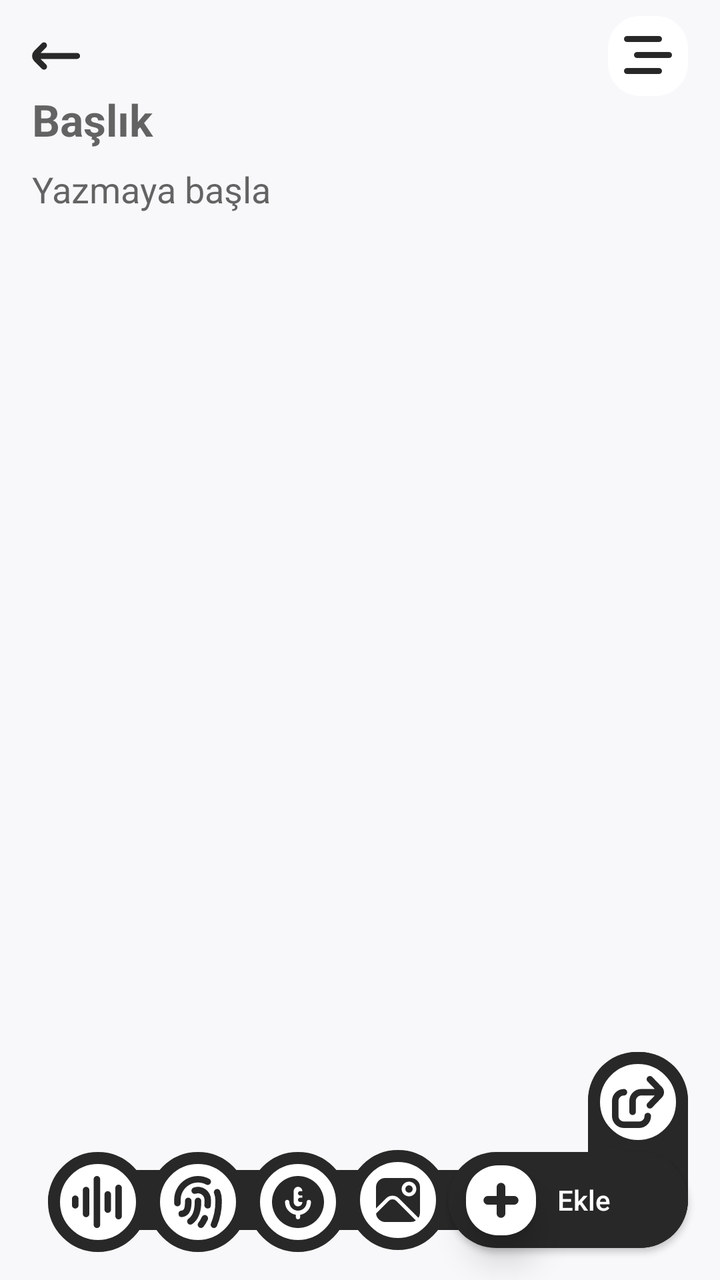
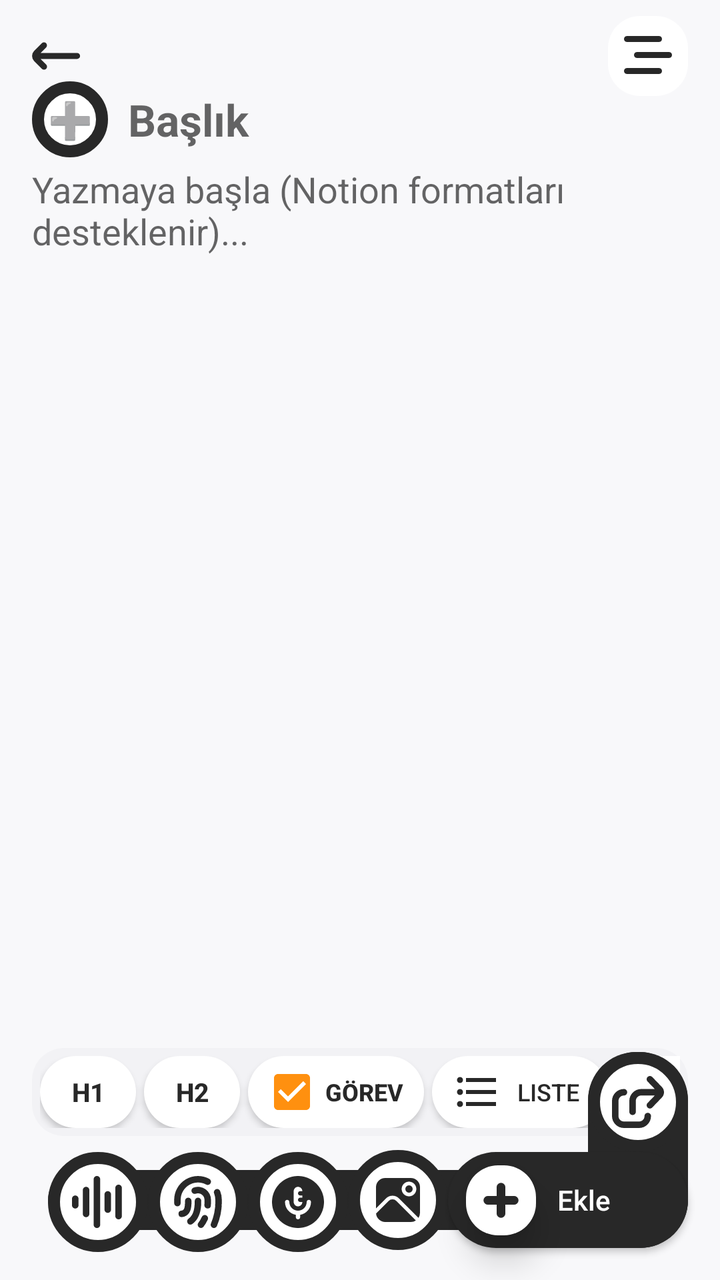

Before-and-after screenshots of an Android layout around one commit, followed by the original layout XML and the change that was made.
<!-- AndroidManifest.xml: application theme Theme.PureNoteIt -->
<!-- res/layout/fragment_add.xml -->
<?xml version="1.0" encoding="utf-8"?>
<androidx.constraintlayout.widget.ConstraintLayout xmlns:android="http://schemas.android.com/apk/res/android"
    xmlns:app="http://schemas.android.com/apk/res-auto"
    xmlns:tools="http://schemas.android.com/tools"
    style="@style/BackgroundScreen"
    android:layout_width="match_parent"
    android:layout_height="match_parent"
    tools:context=".view.AddFragment">

    <androidx.constraintlayout.widget.ConstraintLayout
        android:id="@+id/topMenuConstraintLayout"
        style="@style/TopMenuScreen"
        android:layout_width="match_parent"
        android:layout_height="wrap_content"
        android:layout_marginStart="16dp"
        android:layout_marginTop="12dp"
        android:layout_marginEnd="16dp"
        android:background="@drawable/top_menu_background"
        android:visibility="gone"
        app:layout_constraintEnd_toEndOf="parent"
        app:layout_constraintStart_toStartOf="parent"
        app:layout_constraintTop_toBottomOf="@+id/backImageButton">

        <RadioGroup
            android:id="@+id/radioGroup"
            android:layout_width="0dp"
            android:layout_height="wrap_content"
            android:layout_marginStart="10dp"
            android:layout_marginTop="16dp"
            android:layout_marginEnd="10dp"
            android:checkedButton="@id/noteRadioButton"
            android:orientation="horizontal"
            app:layout_constraintEnd_toEndOf="parent"
            app:layout_constraintStart_toStartOf="parent"
            app:layout_constraintTop_toTopOf="parent">

            <androidx.appcompat.widget.AppCompatRadioButton
                android:id="@+id/noteRadioButton"
                android:layout_width="0dp"
                android:layout_height="wrap_content"
                android:layout_weight="1"
                android:background="@drawable/custom_radio_background"
                android:button="@null"
                android:checked="true"
                android:drawableEnd="@drawable/radio_button_note_icon"
                android:padding="8dp"
                android:text="Not"
                android:textColor="@color/white" />

            <androidx.appcompat.widget.AppCompatRadioButton
                android:id="@+id/diaryRadioButton"
                android:layout_width="0dp"
                android:layout_height="wrap_content"
                android:layout_marginHorizontal="8dp"
                android:layout_weight="1"
                android:background="@drawable/custom_radio_background"
                android:button="@null"
                android:drawableEnd="@drawable/radio_button_diary_icon"
                android:padding="8dp"
                android:text="Günlük"
                android:textColor="@color/white" />

            <androidx.appcompat.widget.AppCompatRadioButton
                android:id="@+id/importantRadioButton"
                android:layout_width="0dp"
                android:layout_height="wrap_content"
                android:layout_marginEnd="8dp"
                android:layout_weight="1"
                android:background="@drawable/custom_radio_background"
                android:button="@null"
                android:drawableEnd="@drawable/radio_button_important_icon"
                android:padding="8dp"
                android:text="Önemli"
                android:textColor="@color/white" />

            <RadioButton
                android:id="@+id/otherRadiButton"
                android:layout_width="0dp"
                android:layout_height="wrap_content"
                android:layout_marginBottom="8dp"
                android:layout_weight="0.7"
                android:background="@drawable/custom_radio_background"
                android:button="@null"
                android:padding="8dp"
                android:text="Diğer"
                android:textColor="@color/white" />
        </RadioGroup>

        <LinearLayout
            android:id="@+id/categoryLinearLayout"
            android:layout_width="match_parent"
            android:layout_height="wrap_content"
            android:padding="8dp"
            app:layout_constraintTop_toBottomOf="@+id/radioGroup">

            <include
                android:id="@+id/categorySearchView"
                layout="@layout/panda_search_bar"
                android:layout_width="1dp"
                android:layout_height="wrap_content"
                android:layout_marginEnd="8dp"
                android:layout_weight="1"
                android:visibility="gone" />

            <androidx.appcompat.widget.AppCompatButton
                android:id="@+id/categoryButton"
                style="@style/ConfirmButton2"
                android:layout_width="1dp"
                android:layout_height="wrap_content"
                android:layout_weight="0.3"
                android:background="@drawable/confirm_button_background"
                android:text="Onayla"
                android:textColor="@color/white" />
        </LinearLayout>

    </androidx.constraintlayout.widget.ConstraintLayout>


    <EditText
        android:id="@+id/titleEditText"
        style="@style/TextColor"
        android:layout_width="match_parent"
        android:layout_height="wrap_content"
        android:layout_marginStart="16dp"
        android:layout_marginTop="5dp"
        android:layout_marginEnd="16dp"
        android:background="@null"
        android:ems="10"
        android:gravity="start|top"
        android:hint="Başlık"
        android:inputType="textMultiLine"
        android:maxLines="5"
        android:textSize="22sp"
        android:textStyle="bold"
        app:layout_constraintEnd_toEndOf="parent"
        app:layout_constraintStart_toStartOf="parent"
        app:layout_constraintTop_toBottomOf="@+id/topMenuConstraintLayout" />

    <EditText
        android:id="@+id/descriptionEditText"
        style="@style/TextColor"
        android:layout_width="match_parent"
        android:layout_height="0dp"
        android:layout_marginStart="16dp"
        android:layout_marginTop="8dp"
        android:layout_marginEnd="16dp"
        android:layout_marginBottom="8dp"
        android:background="@null"
        android:ems="10"
        android:gravity="start|top"
        android:hint="Yazmaya başla"
        android:inputType="textMultiLine"
        app:layout_constraintBottom_toTopOf="@+id/constraintLayout"
        app:layout_constraintEnd_toEndOf="parent"
        app:layout_constraintStart_toStartOf="parent"
        app:layout_constraintTop_toBottomOf="@+id/soundListRecyclerView" />

    <androidx.appcompat.widget.AppCompatButton
        android:id="@+id/confirm_button"
        android:layout_width="120dp"
        android:layout_height="wrap_content"
        android:layout_marginEnd="16dp"
        android:layout_marginBottom="16dp"
        android:background="@drawable/confirm_button_background"
        style="@style/ConfirmButton"
        android:paddingStart="16dp"
        android:text="Ekle"
        android:textAllCaps="false"
        app:layout_constraintBottom_toBottomOf="parent"
        app:layout_constraintEnd_toEndOf="parent" />

    <androidx.constraintlayout.widget.ConstraintLayout
        android:id="@+id/constraintLayout"
        android:layout_width="match_parent"
        android:layout_height="200dp"
        android:layout_marginStart="16dp"
        android:layout_marginEnd="16dp"
        android:layout_marginBottom="16dp"
        android:visibility="gone"
        app:layout_constraintBottom_toTopOf="@+id/confirm_button"
        app:layout_constraintEnd_toEndOf="parent"
        app:layout_constraintStart_toStartOf="parent">

        <androidx.recyclerview.widget.RecyclerView
            android:id="@+id/imageRecyclerView"
            android:layout_width="match_parent"
            android:layout_height="match_parent"
            app:layout_constraintEnd_toEndOf="parent"
            app:layout_constraintStart_toStartOf="parent"
            app:layout_constraintTop_toTopOf="parent" />
    </androidx.constraintlayout.widget.ConstraintLayout>

    <androidx.appcompat.widget.AppCompatImageButton
        android:id="@+id/backImageButton"
        style="@style/allTint"
        android:layout_width="24dp"
        android:layout_height="24dp"
        android:layout_marginStart="16dp"
        android:layout_marginTop="16dp"
        android:background="@android:color/transparent"
        android:src="@drawable/arrow_left"
        app:layout_constraintStart_toStartOf="parent"
        app:layout_constraintTop_toTopOf="parent" />


    <ImageView
        android:id="@+id/menuImageView"
        style="@style/CornerButton"
        android:layout_width="40dp"
        android:padding="8dp"
        android:background="@drawable/white_background"
        android:layout_height="40dp"
        android:layout_marginEnd="16dp"
        android:src="@drawable/menu"
        app:layout_constraintBottom_toBottomOf="@+id/backImageButton"
        app:layout_constraintEnd_toEndOf="parent"
        app:layout_constraintTop_toTopOf="@+id/backImageButton" />

    <View
        android:id="@+id/view"
        style="@style/allBackgroundTint"
        android:layout_width="0dp"
        android:layout_height="30dp"
        android:background="@drawable/confirm_button_background"
        app:layout_constraintBottom_toBottomOf="@+id/confirm_button"
        app:layout_constraintEnd_toEndOf="@+id/confirm_button"
        app:layout_constraintStart_toStartOf="@+id/soundSaveImageView"
        app:layout_constraintTop_toTopOf="@+id/confirm_button" />

    <ImageView
        android:id="@+id/addImageView"
        android:layout_width="50dp"
        android:layout_height="50dp"
        android:layout_marginEnd="0dp"
        android:background="@drawable/white_gray_circle_background"
        android:padding="14dp"
        android:src="@drawable/picture"
        app:layout_constraintBottom_toBottomOf="@+id/confirm_button"
        app:layout_constraintEnd_toStartOf="@+id/confirm_button"
        app:layout_constraintTop_toTopOf="@+id/confirm_button"
        app:tint="@color/gray" />

    <ImageView
        android:id="@+id/imageView5"
        android:layout_width="35dp"
        android:layout_height="35dp"
        android:layout_marginEnd="76dp"
        android:background="@drawable/white_background"
        android:elevation="10dp"
        android:src="@drawable/plus_small"
        app:layout_constraintBottom_toBottomOf="@+id/confirm_button"
        app:layout_constraintEnd_toEndOf="@+id/confirm_button"
        app:layout_constraintTop_toTopOf="@+id/confirm_button"
        app:tint="@color/gray" />

    <ImageView
        android:id="@+id/soundImageView"
        android:layout_width="50dp"
        android:layout_height="50dp"
        android:background="@drawable/white_gray_circle_background"
        android:padding="12dp"
        android:src="@drawable/microphone_lines"
        app:layout_constraintBottom_toBottomOf="@+id/confirm_button"
        app:layout_constraintEnd_toStartOf="@+id/addImageView"
        app:layout_constraintTop_toTopOf="@+id/confirm_button"
        app:layout_constraintVertical_bias="0.0"
        app:tint="@color/gray" />

    <ImageView
        android:id="@+id/securityImageView"
        android:layout_width="50dp"
        android:layout_height="50dp"
        android:background="@drawable/white_gray_circle_background"
        android:padding="12dp"
        android:src="@drawable/fingerprint"
        app:layout_constraintBottom_toBottomOf="@+id/confirm_button"
        app:layout_constraintEnd_toStartOf="@+id/soundImageView"
        app:layout_constraintTop_toTopOf="@+id/confirm_button"
        app:layout_constraintVertical_bias="0.0"
        app:tint="@color/gray" />

    <ImageView
        android:id="@+id/soundSaveImageView"
        android:layout_width="50dp"
        android:layout_height="50dp"
        android:background="@drawable/white_gray_circle_background"
        android:padding="12dp"
        android:src="@drawable/waveform_path"
        app:layout_constraintBottom_toBottomOf="@+id/confirm_button"
        app:layout_constraintEnd_toStartOf="@+id/securityImageView"
        app:layout_constraintTop_toTopOf="@+id/confirm_button"
        app:layout_constraintVertical_bias="0.0"
        app:tint="@color/gray" />

    <androidx.recyclerview.widget.RecyclerView
        android:id="@+id/soundListRecyclerView"
        android:layout_width="0dp"
        android:layout_height="wrap_content"
        android:layout_marginTop="8dp"
        android:visibility="gone"
        app:layout_constraintEnd_toEndOf="@+id/titleEditText"
        app:layout_constraintStart_toStartOf="@+id/titleEditText"
        app:layout_constraintTop_toBottomOf="@+id/titleEditText" />

    <View
        android:id="@+id/view2"
        style="@style/allBackgroundTint"
        android:layout_width="50dp"
        android:layout_height="0dp"
        android:background="@drawable/confirm_button_background"
        app:layout_constraintBottom_toBottomOf="@+id/confirm_button"
        app:layout_constraintEnd_toEndOf="@+id/shareButton"
        app:layout_constraintStart_toStartOf="@+id/shareButton"
        app:layout_constraintTop_toTopOf="@+id/shareButton" />

    <ImageView
        android:id="@+id/shareButton"
        android:layout_width="50dp"
        android:layout_height="50dp"
        android:background="@drawable/white_gray_circle_background"
        android:padding="12dp"
        android:src="@drawable/share_square"
        android:tint="@color/gray"
        app:layout_constraintBottom_toTopOf="@+id/confirm_button"
        app:layout_constraintEnd_toEndOf="@+id/confirm_button" />
</androidx.constraintlayout.widget.ConstraintLayout>
<!-- res/layout/panda_search_bar.xml (included above) -->
<?xml version="1.0" encoding="utf-8"?>
<androidx.constraintlayout.widget.ConstraintLayout xmlns:android="http://schemas.android.com/apk/res/android"
    xmlns:app="http://schemas.android.com/apk/res-auto"
    xmlns:tools="http://schemas.android.com/tools"
    android:layout_width="match_parent"
    android:layout_height="wrap_content"
    android:padding="10dp"
    style="@style/SearchScreen2"
    android:background="@drawable/search_background">

    <ImageButton
        android:id="@+id/btn_search"
        android:layout_width="wrap_content"
        android:layout_height="wrap_content"
        android:layout_marginStart="6dp"
        android:background="@color/transparent"
        android:src="@drawable/search"
        app:layout_constraintBottom_toBottomOf="@+id/customCategoryEditText"
        app:layout_constraintStart_toStartOf="parent"
        app:layout_constraintTop_toTopOf="@+id/customCategoryEditText" />

    <androidx.appcompat.widget.AppCompatEditText
        android:id="@+id/customCategoryEditText"
        android:layout_width="0dp"
        android:layout_height="wrap_content"
        android:layout_marginStart="10dp"
        android:layout_marginEnd="10dp"
        android:background="@color/transparent"
        style="@style/SearchScreen"
        android:hint="Kategori Ara"
        app:layout_constraintEnd_toStartOf="@+id/btn_clear"
        app:layout_constraintStart_toEndOf="@+id/btn_search"
        app:layout_constraintTop_toTopOf="parent" />

    <ImageButton
        android:id="@+id/btn_clear"
        android:layout_width="28dp"
        android:layout_height="28dp"
        android:layout_marginEnd="8dp"
        android:background="@color/transparent"
        android:src="@drawable/cancel"
        style="@style/allTint"
        android:visibility="gone"
        app:layout_constraintBottom_toBottomOf="@+id/customCategoryEditText"
        app:layout_constraintEnd_toEndOf="parent"
        app:layout_constraintTop_toTopOf="@+id/customCategoryEditText" />

    <View
        android:id="@+id/categoryDviderView"
        android:layout_width="match_parent"
        android:layout_height="1dp"
        android:layout_marginTop="8dp"
        android:background="@color/gray"
        android:visibility="gone"
        app:layout_constraintTop_toBottomOf="@+id/customCategoryEditText" />

    <androidx.recyclerview.widget.RecyclerView
        android:id="@+id/customCategoryRecyclerView"
        android:layout_width="match_parent"
        android:layout_height="wrap_content"
        android:layout_marginStart="5dp"
        android:layout_marginTop="5dp"
        android:layout_marginEnd="5dp"
        android:maxHeight="50dp"
        android:layout_marginBottom="8dp"
        android:visibility="gone"
        app:layout_constraintBottom_toBottomOf="parent"
        app:layout_constraintEnd_toEndOf="parent"
        app:layout_constraintStart_toStartOf="parent"
        app:layout_constraintTop_toBottomOf="parent"
        app:layout_constraintTop_toTopOf="@+id/categoryDviderView" />


</androidx.constraintlayout.widget.ConstraintLayout>
<!-- resources referenced by this layout -->
<resources>
  <color name="gray">#282828</color>
  <color name="transparent">#00FFFFFF</color>
  <color name="white">#FFFFFFFF</color>
  <!-- drawable white_background (drawable) -->
  <?xml version="1.0" encoding="utf-8"?>
  <shape xmlns:android="http://schemas.android.com/apk/res/android">
      <solid android:color="@color/white" />
      <corners android:radius="16dp" />
  </shape>
  <style name="BackgroundScreen">
          <item name="android:background">@color/background_color
          </item>
      </style>
  <style name="ConfirmButton">
          <item name="android:backgroundTint">@color/gray</item>
          <item name="android:textColor">@color/white</item>
      </style>
  <style name="ConfirmButton2">
          <item name="android:backgroundTint">@color/gray</item>
          <item name="android:textColor">@color/white</item>
      </style>
  <style name="CornerButton">
          <item name="android:backgroundTint">@color/white</item>
          <item name="tint">@color/gray</item>
      </style>
  <style name="SearchScreen">
          <item name="android:backgroundTint">@color/white
          </item>
          <item name="android:textColor">@color/black
          </item>
          <item name="drawableTint">@color/gray</item>
      </style>
  <style name="SearchScreen2">
          <item name="android:backgroundTint">@color/white
          </item>
          <item name="android:textColor">@color/black
          </item>
          <item name="drawableTint">@color/gray</item>
      </style>
  <style name="TextColor">
          <item name="android:textColor">@color/black</item>
      </style>
  <style name="TopMenuScreen">
          <item name="android:backgroundTint">@color/top_menu_background
          </item>
      </style>
  <style name="allBackgroundTint">
          <item name="android:backgroundTint">@color/gray</item>
      </style>
  <style name="allTint">
          <item name="tint">@color/gray</item>
      </style>
  <style name="Theme.PureNoteIt" parent="Base.Theme.PureNoteIt" />
  <color name="orange">#FF900F</color>
  <color name="top_menu_background">#C3C3C5</color>
  <color name="background_color">#F8F8FA</color>
  <color name="black">#FF000000</color>
  <!-- unchanged entries left out for length: 25 -->
</resources>

<!-- the commit's change to res/layout/fragment_add.xml (unified diff, before → after) -->
@@ -115,13 +115,26 @@
 
     </androidx.constraintlayout.widget.ConstraintLayout>
 
+    <TextView
+        android:id="@+id/selectIconButton"
+        android:layout_width="38dp"
+        android:layout_height="38dp"
+        android:layout_marginStart="16dp"
+        android:layout_marginTop="5dp"
+        android:background="@drawable/white_gray_circle_background"
+        android:gravity="center"
+        android:text="➕"
+        android:textSize="18sp"
+        app:layout_constraintBottom_toBottomOf="@+id/titleEditText"
+        app:layout_constraintStart_toStartOf="parent"
+        app:layout_constraintTop_toBottomOf="@+id/topMenuConstraintLayout" />
 
     <EditText
         android:id="@+id/titleEditText"
         style="@style/TextColor"
-        android:layout_width="match_parent"
-        android:layout_height="wrap_content"
-        android:layout_marginStart="16dp"
+        android:layout_width="0dp"
+        android:layout_height="wrap_content"
+        android:layout_marginStart="10dp"
         android:layout_marginTop="5dp"
         android:layout_marginEnd="16dp"
         android:background="@null"
@@ -133,7 +146,7 @@
         android:textSize="22sp"
         android:textStyle="bold"
         app:layout_constraintEnd_toEndOf="parent"
-        app:layout_constraintStart_toStartOf="parent"
+        app:layout_constraintStart_toEndOf="@+id/selectIconButton"
         app:layout_constraintTop_toBottomOf="@+id/topMenuConstraintLayout" />
 
     <EditText
@@ -148,21 +161,127 @@
         android:background="@null"
         android:ems="10"
         android:gravity="start|top"
-        android:hint="Yazmaya başla"
+        android:hint="Yazmaya başla (Notion formatları desteklenir)..."
         android:inputType="textMultiLine"
         app:layout_constraintBottom_toTopOf="@+id/constraintLayout"
         app:layout_constraintEnd_toEndOf="parent"
         app:layout_constraintStart_toStartOf="parent"
         app:layout_constraintTop_toBottomOf="@+id/soundListRecyclerView" />
 
+    
+    <HorizontalScrollView
+        android:id="@+id/notionToolbarScrollView"
+        android:layout_width="match_parent"
+        android:layout_height="wrap_content"
+        android:layout_marginStart="16dp"
+        android:layout_marginEnd="16dp"
+        android:layout_marginBottom="8dp"
+        android:scrollbars="none"
+        android:background="@drawable/custom_note_item"
+        android:backgroundTint="#F2F2F5"
+        android:padding="4dp"
+        app:layout_constraintBottom_toTopOf="@+id/confirm_button"
+        app:layout_constraintEnd_toEndOf="parent"
+        app:layout_constraintStart_toStartOf="parent">
+
+        <LinearLayout
+            android:layout_width="wrap_content"
+            android:layout_height="wrap_content"
+            android:gravity="center_vertical"
+            android:orientation="horizontal">
+
+            <androidx.appcompat.widget.AppCompatButton
+                android:id="@+id/btnFormatH1"
+                android:layout_width="48dp"
+                android:layout_height="36dp"
+                android:background="@drawable/confirm_button_background"
+                android:backgroundTint="@color/white"
+                android:text="H1"
+                android:textColor="@color/gray"
+                android:textStyle="bold"
+                android:textSize="13sp"
+                android:layout_marginEnd="4dp" />
+
+            <androidx.appcompat.widget.AppCompatButton
+                android:id="@+id/btnFormatH2"
+                android:layout_width="48dp"
+                android:layout_height="36dp"
+                android:background="@drawable/confirm_button_background"
+                android:backgroundTint="@color/white"
+                android:text="H2"
+                android:textColor="@color/gray"
+                android:textStyle="bold"
+                android:textSize="13sp"
+                android:layout_marginEnd="4dp" />
+
+            <androidx.appcompat.widget.AppCompatButton
+                android:id="@+id/btnFormatTodo"
+                android:layout_width="wrap_content"
+                android:layout_height="36dp"
+                android:background="@drawable/confirm_button_background"
+                android:backgroundTint="@color/white"
+                android:drawableStart="@drawable/ic_checklist"
+                android:drawablePadding="4dp"
+                android:drawableTint="@color/orange"
+                android:paddingHorizontal="10dp"
+                android:text="Görev"
+                android:textColor="@color/gray"
+                android:textSize="12sp"
+                android:textStyle="bold"
+                android:layout_marginEnd="4dp" />
+
+            <androidx.appcompat.widget.AppCompatButton
+                android:id="@+id/btnFormatBullet"
+                android:layout_width="wrap_content"
+                android:layout_height="36dp"
+                android:background="@drawable/confirm_button_background"
+                android:backgroundTint="@color/white"
+                android:drawableStart="@drawable/ic_format_bullet"
+                android:drawablePadding="4dp"
+                android:drawableTint="@color/gray"
+                android:paddingHorizontal="10dp"
+                android:text="Liste"
+                android:textColor="@color/gray"
+                android:textSize="12sp"
+                android:layout_marginEnd="4dp" />
+
+            <androidx.appcompat.widget.AppCompatButton
+                android:id="@+id/btnFormatQuote"
+                android:layout_width="wrap_content"
+                android:layout_height="36dp"
+                android:background="@drawable/confirm_button_background"
+                android:backgroundTint="@color/white"
+                android:drawableStart="@drawable/ic_format_quote"
+                android:drawablePadding="4dp"
+                android:drawableTint="@color/gray"
+                android:paddingHorizontal="10dp"
+                android:text="Alıntı"
+                android:textColor="@color/gray"
+                android:textSize="12sp"
+                android:layout_marginEnd="4dp" />
+
+            <androidx.appcompat.widget.AppCompatButton
+                android:id="@+id/btnFormatDivider"
+                android:layout_width="wrap_content"
+                android:layout_height="36dp"
+                android:background="@drawable/confirm_button_background"
+                android:backgroundTint="@color/white"
+                android:paddingHorizontal="10dp"
+                android:text="— Çizgi"
+                android:textColor="@color/gray"
+                android:textSize="12sp" />
+
+        </LinearLayout>
+    </HorizontalScrollView>
+
     <androidx.appcompat.widget.AppCompatButton
         android:id="@+id/confirm_button"
+        style="@style/ConfirmButton"
         android:layout_width="120dp"
         android:layout_height="wrap_content"
         android:layout_marginEnd="16dp"
         android:layout_marginBottom="16dp"
         android:background="@drawable/confirm_button_background"
-        style="@style/ConfirmButton"
         android:paddingStart="16dp"
         android:text="Ekle"
         android:textAllCaps="false"
@@ -172,12 +291,12 @@
     <androidx.constraintlayout.widget.ConstraintLayout
         android:id="@+id/constraintLayout"
         android:layout_width="match_parent"
-        android:layout_height="200dp"
+        android:layout_height="180dp"
         android:layout_marginStart="16dp"
         android:layout_marginEnd="16dp"
-        android:layout_marginBottom="16dp"
+        android:layout_marginBottom="8dp"
         android:visibility="gone"
-        app:layout_constraintBottom_toTopOf="@+id/confirm_button"
+        app:layout_constraintBottom_toTopOf="@+id/notionToolbarScrollView"
         app:layout_constraintEnd_toEndOf="parent"
         app:layout_constraintStart_toStartOf="parent">
 
@@ -202,15 +321,14 @@
         app:layout_constraintStart_toStartOf="parent"
         app:layout_constraintTop_toTopOf="parent" />
 
-
     <ImageView
         android:id="@+id/menuImageView"
         style="@style/CornerButton"
         android:layout_width="40dp"
+        android:layout_height="40dp"
+        android:layout_marginEnd="16dp"
+        android:background="@drawable/white_background"
         android:padding="8dp"
-        android:background="@drawable/white_background"
-        android:layout_height="40dp"
-        android:layout_marginEnd="16dp"
         android:src="@drawable/menu"
         app:layout_constraintBottom_toBottomOf="@+id/backImageButton"
         app:layout_constraintEnd_toEndOf="parent"
@@ -231,7 +349,6 @@
         android:id="@+id/addImageView"
         android:layout_width="50dp"
         android:layout_height="50dp"
-        android:layout_marginEnd="0dp"
         android:background="@drawable/white_gray_circle_background"
         android:padding="14dp"
         android:src="@drawable/picture"
@@ -299,7 +416,7 @@
         android:layout_marginTop="8dp"
         android:visibility="gone"
         app:layout_constraintEnd_toEndOf="@+id/titleEditText"
-        app:layout_constraintStart_toStartOf="@+id/titleEditText"
+        app:layout_constraintStart_toStartOf="@+id/selectIconButton"
         app:layout_constraintTop_toBottomOf="@+id/titleEditText" />
 
     <View
@@ -323,6 +440,7 @@
         android:tint="@color/gray"
         app:layout_constraintBottom_toTopOf="@+id/confirm_button"
         app:layout_constraintEnd_toEndOf="@+id/confirm_button" />
+
 </androidx.constraintlayout.widget.ConstraintLayout>
 <!-- res/layout/panda_search_bar.xml (included above) -->
 <?xml version="1.0" encoding="utf-8"?>
<!-- resource entries referenced after the edit -->
@@ -3,6 +3,42 @@
   <color name="gray">#282828</color>
   <color name="transparent">#00FFFFFF</color>
   <color name="white">#FFFFFFFF</color>
+  <!-- drawable custom_note_item (drawable) -->
+  <?xml version="1.0" encoding="utf-8"?>
+  <shape xmlns:android="http://schemas.android.com/apk/res/android">
+      <corners android:radius="16dp" />
+      <solid android:color="@color/white"/>
+  </shape>
+  <!-- drawable ic_checklist (drawable) -->
+  <vector xmlns:android="http://schemas.android.com/apk/res/android"
+      android:width="24dp"
+      android:height="24dp"
+      android:viewportWidth="24"
+      android:viewportHeight="24">
+    <path
+        android:fillColor="@color/gray"
+        android:pathData="M19,3H5C3.9,3 3,3.9 3,5V19C3,20.1 3.9,21 5,21H19C20.1,21 21,20.1 21,19V5C21,3.9 20.1,3 19,3M10,17L5,12L6.41,10.59L10,14.17L17.59,6.58L19,8L10,17Z"/>
+  </vector>
+  <!-- drawable ic_format_bullet (drawable) -->
+  <vector xmlns:android="http://schemas.android.com/apk/res/android"
+      android:width="24dp"
+      android:height="24dp"
+      android:viewportWidth="24"
+      android:viewportHeight="24">
+    <path
+        android:fillColor="@color/gray"
+        android:pathData="M4,10.5C3.17,10.5 2.5,11.17 2.5,12C2.5,12.83 3.17,13.5 4,13.5C4.83,13.5 5.5,12.83 5.5,12C5.5,11.17 4.83,10.5 4,10.5M4,4.5C3.17,4.5 2.5,5.17 2.5,6C2.5,6.83 3.17,7.5 4,7.5C4.83,7.5 5.5,6.83 5.5,6C5.5,5.17 4.83,4.5 4,4.5M4,16.5C3.17,16.5 2.5,17.17 2.5,18C2.5,18.83 3.17,19.5 4,19.5C4.83,19.5 5.5,18.83 5.5,18C5.5,17.17 4.83,16.5 4,16.5M7,19H22V17H7V19M7,13H22V11H7V13M7,5V7H22V5H7Z"/>
+  </vector>
+  <!-- drawable ic_format_quote (drawable) -->
+  <vector xmlns:android="http://schemas.android.com/apk/res/android"
+      android:width="24dp"
+      android:height="24dp"
+      android:viewportWidth="24"
+      android:viewportHeight="24">
+    <path
+        android:fillColor="@color/gray"
+        android:pathData="M14,17H17L19,13V7H13V13H16M6,17H9L11,13V7H5V13H8L6,17Z"/>
+  </vector>
   <!-- drawable white_background (drawable) -->
   <?xml version="1.0" encoding="utf-8"?>
   <shape xmlns:android="http://schemas.android.com/apk/res/android">
